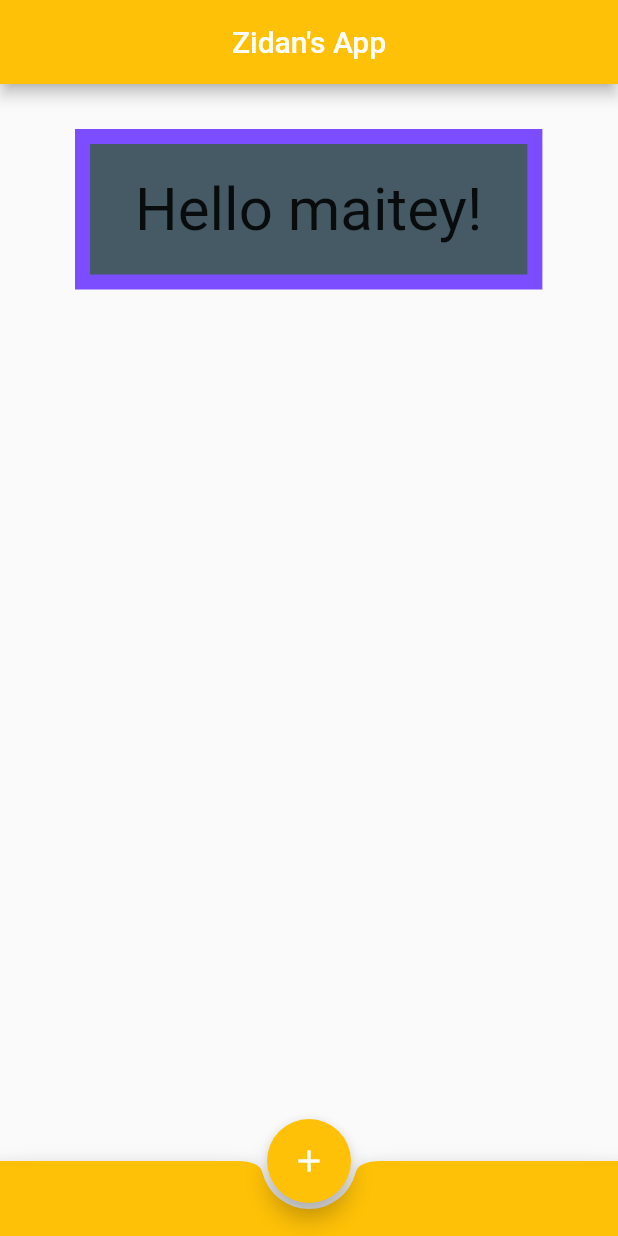
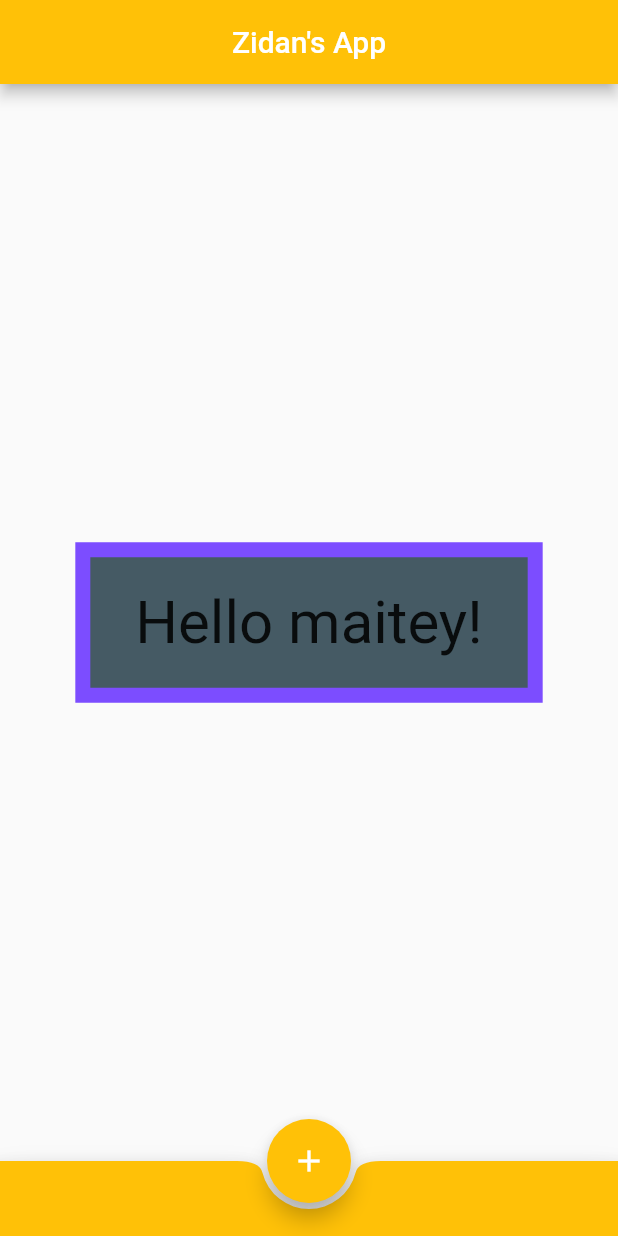
Before and after one commit to musrah13/my_first_flutter_app, a Flutter app: the screen it shows after launch, on a phone screen of 412 x 824 dp. Run offline on Flutter 3.47's test engine with Material 2 defaults, Android fonts, the phone set to English and light mode, and no system bars.

Commit message:
centered

```diff
--- a/lib/main.dart
+++ b/lib/main.dart
@@ -15,8 +15,9 @@ class Home extends StatelessWidget {
         title: Text("Zidan's App"),
         centerTitle: true,
       ),
-      body: Container(
-        margin: EdgeInsets.fromLTRB(50, 30, 0, 0),
+      body: Center(
+        child: Container(
+          //margin: EdgeInsets.fromLTRB(50, 30, 0, 0),
           padding: EdgeInsets.symmetric(vertical: 20, horizontal: 30),
           decoration: BoxDecoration(
             border: Border.all(color: Colors.deepPurpleAccent, width: 10),
@@ -26,6 +27,7 @@ class Home extends StatelessWidget {
             'Hello maitey!',
             style: TextStyle(
               fontSize: 40,
+            ),
           ),
         ),
       ),
```
Lines whose indentation alone changed are shown as unchanged.
